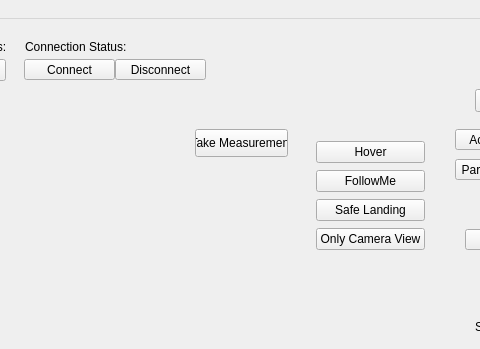
The window that app/gui/main_window.ui (saccharios/FollowMeFlie) describes before a commit, drawn with Qt 5; both pictures show x 95 to 575 and y 0 to 349 of the 686 by 603 pixel window.
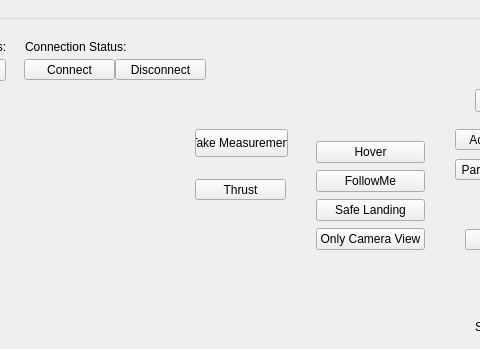
The same window after the commit.

What changed in the file:
```diff
--- a/app/gui/main_window.ui
+++ b/app/gui/main_window.ui
@@ -277,6 +277,19 @@
      <string>Take Measurement</string>
     </property>
    </widget>
+   <widget class="QPushButton" name="pushButton_Thrust">
+    <property name="geometry">
+     <rect>
+      <x>290</x>
+      <y>160</y>
+      <width>91</width>
+      <height>21</height>
+     </rect>
+    </property>
+    <property name="text">
+     <string>Thrust</string>
+    </property>
+   </widget>
   </widget>
   <widget class="QMenuBar" name="menuBar">
    <property name="geometry">
```
